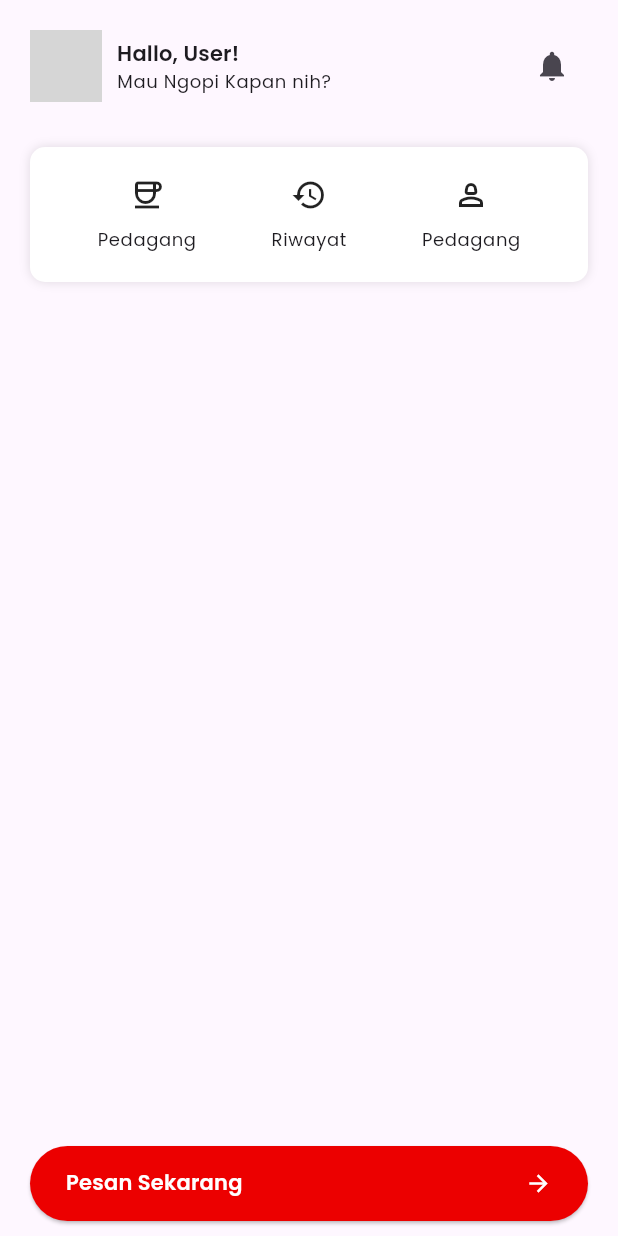
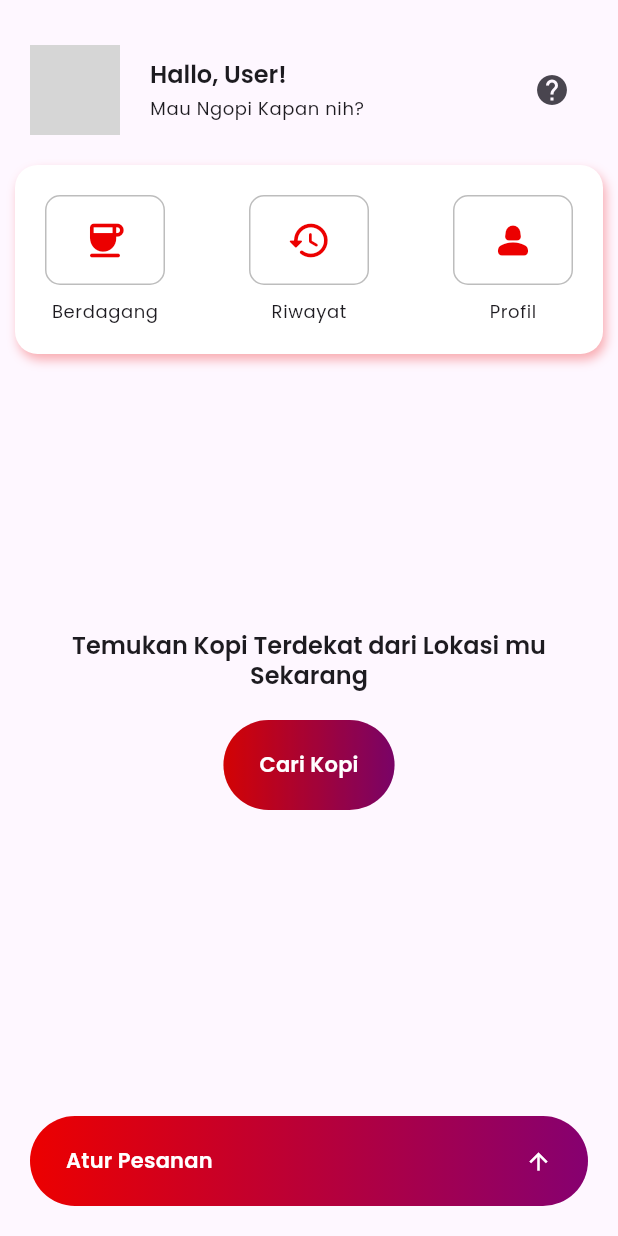
Before and after one commit to ramaaryasuta/coffe_online, a Flutter app: the screen it shows after launch, on a phone screen of 412 x 824 dp. Run offline on Flutter 3.47's test engine with Material 3 defaults, Android fonts, the phone set to English and light mode, and no system bars; our stand-ins replace google_fonts; network calls fail; grey boxes are pictures that could not be loaded.

Commit message:
fixing homescreen

```diff
--- a/lib/screens/home/home_screen.dart
+++ b/lib/screens/home/home_screen.dart
@@ -2,6 +2,7 @@ import 'package:flutter/material.dart';
 
 import 'widgets/button_order.dart';
 import 'widgets/header_user.dart';
+import 'widgets/main_search_coffe.dart';
 import 'widgets/menu_container.dart';
 
 class HomeScreen extends StatelessWidget {
@@ -10,13 +11,15 @@ class HomeScreen extends StatelessWidget {
   @override
   Widget build(BuildContext context) {
     return const Scaffold(
-      body: Column(
-        children: [
-          HeaderUserAccount(),
-          MenuContainer(),
-          Spacer(),
-          OrderButton(),
-        ],
+      body: SafeArea(
+        child: Column(
+          children: [
+            HeaderUserAccount(),
+            MenuContainer(),
+            SearchCoffe(),
+            OrderButton(),
+          ],
+        ),
       ),
     );
   }
--- a/lib/screens/home/widgets/button_order.dart
+++ b/lib/screens/home/widgets/button_order.dart
@@ -2,10 +2,28 @@ import 'package:flutter/material.dart';
 
 import '../../../styles/colors.dart';
 
-class OrderButton extends StatelessWidget {
+class OrderButton extends StatefulWidget {
   const OrderButton({
     super.key,
   });
+
+  @override
+  State<OrderButton> createState() => _OrderButtonState();
+}
+
+class _OrderButtonState extends State<OrderButton> {
+  final formKey = GlobalKey<FormState>();
+  final jumlahController = TextEditingController();
+  final budgetController = TextEditingController();
+  final catatanController = TextEditingController();
+
+  @override
+  void dispose() {
+    jumlahController.dispose();
+    budgetController.dispose();
+    catatanController.dispose();
+    super.dispose();
+  }
 
   @override
   Widget build(BuildContext context) {
@@ -13,31 +31,157 @@ class OrderButton extends StatelessWidget {
       padding: const EdgeInsets.symmetric(vertical: 10, horizontal: 20),
       child: Column(
         children: [
-            SizedBox(
-              height: 50,
-              child: ElevatedButton(
-                  onPressed: () {},
-                  style: ElevatedButton.styleFrom(
-                    backgroundColor: MyColor.primaryColor,
-                  ),
+          MyButton(
+            onPressed: () => orderMenu(context),
             child: Row(
               children: [
                 Text(
-                        'Pesan Sekarang',
-                        style:
-                            Theme.of(context).textTheme.titleMedium?.copyWith(
+                  'Atur Pesanan',
+                  style: Theme.of(context).textTheme.titleMedium?.copyWith(
                         color: Colors.white,
                       ),
                 ),
                 const Spacer(),
                 const Icon(
-                        Icons.arrow_forward_outlined,
+                  Icons.arrow_upward_outlined,
                   color: Colors.white,
                 )
               ],
-                  )),
+            ),
+          ),
+        ],
+      ),
+    );
+  }
+
+  void orderMenu(BuildContext context) {
+    double initialChildSize = 0.5;
+    double minChildSize = 0.25;
+    double maxChildSize = 0.8;
+
+    showModalBottomSheet(
+      context: context,
+      isScrollControlled: true,
+      builder: (context) {
+        return Padding(
+          padding: EdgeInsets.only(
+            bottom: MediaQuery.of(context).viewInsets.bottom,
+          ),
+          child: DraggableScrollableSheet(
+            expand: false,
+            initialChildSize: initialChildSize,
+            minChildSize: minChildSize,
+            maxChildSize: maxChildSize,
+            builder: (context, scrollController) {
+              return SingleChildScrollView(
+                controller: scrollController,
+                child: Container(
+                  padding: const EdgeInsets.all(20),
+                  child: Column(
+                    mainAxisSize: MainAxisSize.min,
+                    crossAxisAlignment: CrossAxisAlignment.start,
+                    children: [
+                      Row(
+                        mainAxisAlignment: MainAxisAlignment.spaceBetween,
+                        children: [
+                          Text(
+                            'Atur Pesananmu',
+                            style: Theme.of(context).textTheme.headlineSmall,
+                          ),
+                          IconButton(
+                            onPressed: () => Navigator.pop(context),
+                            icon: const Icon(Icons.close),
                           )
                         ],
-        ));
+                      ),
+                      const SizedBox(height: 20),
+                      TextField(
+                        controller: jumlahController,
+                        keyboardType: TextInputType.number,
+                        decoration: InputDecoration(
+                          labelText: 'Jumlah Pesanan Kopi',
+                          hintText: 'Masukan Jumlah pesanan',
+                          hintStyle: const TextStyle(
+                            color: Colors.grey,
+                          ),
+                          border: OutlineInputBorder(
+                            borderRadius: BorderRadius.circular(10),
+                          ),
+                        ),
+                      ),
+                      const SizedBox(height: 20),
+                      TextField(
+                        controller: budgetController,
+                        keyboardType: TextInputType.number,
+                        decoration: InputDecoration(
+                          labelText: 'Biaya Maksimal',
+                          prefixText: 'Rp. ',
+                          border: OutlineInputBorder(
+                            borderRadius: BorderRadius.circular(10),
+                          ),
+                        ),
+                      ),
+                      const SizedBox(height: 20),
+                      TextField(
+                        controller: catatanController,
+                        keyboardType: TextInputType.multiline,
+                        maxLines: null,
+                        minLines: 4,
+                        decoration: InputDecoration(
+                          labelText: 'Catatan Pesanan',
+                          border: OutlineInputBorder(
+                            borderRadius: BorderRadius.circular(10),
+                          ),
+                        ),
+                      ),
+                    ],
+                  ),
+                ),
+              );
+            },
+          ),
+        );
+      },
+    );
   }
 }
+
+class MyButton extends StatelessWidget {
+  const MyButton({
+    super.key,
+    this.onPressed,
+    required this.child,
+  });
+
+  final Widget child;
+  final VoidCallback? onPressed;
+
+  @override
+  Widget build(BuildContext context) {
+    return Container(
+      margin: const EdgeInsets.symmetric(vertical: 10),
+      height: 60,
+      decoration: BoxDecoration(
+        gradient: const LinearGradient(
+          begin: Alignment.centerLeft,
+          colors: [
+            MyColor.primaryColor,
+            MyColor.secondaryColor,
+          ],
+        ),
+        borderRadius: BorderRadius.circular(30),
+      ),
+      child: ElevatedButton(
+        onPressed: onPressed,
+        style: ElevatedButton.styleFrom(
+          backgroundColor: Colors.transparent,
+          shadowColor: Colors.transparent,
+          shape: RoundedRectangleBorder(
+            borderRadius: BorderRadius.circular(30),
+          ),
+        ),
+        child: child,
+      ),
+    );
+  }
+}
--- a/lib/screens/home/widgets/header_user.dart
+++ b/lib/screens/home/widgets/header_user.dart
@@ -8,21 +8,22 @@ class HeaderUserAccount extends StatelessWidget {
   @override
   Widget build(BuildContext context) {
     return Container(
-      margin: const EdgeInsets.symmetric(vertical: 10),
+      margin: const EdgeInsets.only(top: 20),
       padding: const EdgeInsets.symmetric(vertical: 10, horizontal: 20),
       child: Row(
         children: [
           const CircleAvatar(
-            radius: 24,
+            radius: 30,
             backgroundImage: NetworkImage(
                 'https://cdn.pixabay.com/photo/2015/04/23/22/00/tree-736885__480.jpg'),
           ),
-          const SizedBox(width: 10),
+          const SizedBox(width: 20),
           Column(
             crossAxisAlignment: CrossAxisAlignment.start,
             children: [
               Text('Hallo, User!',
-                  style: Theme.of(context).textTheme.titleMedium),
+                  style: Theme.of(context).textTheme.titleLarge),
+              const SizedBox(height: 5),
               Text('Mau Ngopi Kapan nih?',
                   style: Theme.of(context).textTheme.bodySmall),
             ],
@@ -30,7 +31,7 @@ class HeaderUserAccount extends StatelessWidget {
           const Spacer(),
           IconButton(
             onPressed: () {},
-            icon: const Icon(Icons.notifications),
+            icon: const Icon(Icons.help),
           ),
         ],
       ),
--- /dev/null
+++ b/lib/screens/home/widgets/main_search_coffe.dart
@@ -0,0 +1,36 @@
+import 'package:flutter/material.dart';
+
+import 'button_order.dart';
+
+class SearchCoffe extends StatelessWidget {
+  const SearchCoffe({
+    super.key,
+  });
+
+  @override
+  Widget build(BuildContext context) {
+    return Expanded(
+      child: Container(
+        padding: const EdgeInsets.symmetric(horizontal: 20),
+        child: Column(
+          mainAxisAlignment: MainAxisAlignment.center,
+          children: [
+            Text(
+              'Temukan Kopi Terdekat dari Lokasi mu Sekarang',
+              textAlign: TextAlign.center,
+              style: Theme.of(context).textTheme.titleLarge!.copyWith(),
+            ),
+            const SizedBox(height: 10),
+            MyButton(
+              child: Text('Cari Kopi',
+                  style: Theme.of(context)
+                      .textTheme
+                      .titleMedium!
+                      .copyWith(color: Colors.white)),
+            ),
+          ],
+        ),
+      ),
+    );
+  }
+}
--- a/lib/screens/home/widgets/menu_container.dart
+++ b/lib/screens/home/widgets/menu_container.dart
@@ -1,3 +1,4 @@
+import 'package:coffeonline/styles/colors.dart';
 import 'package:flutter/material.dart';
 
 class MenuContainer extends StatelessWidget {
@@ -8,29 +9,38 @@ class MenuContainer extends StatelessWidget {
   @override
   Widget build(BuildContext context) {
     return Container(
-      margin: const EdgeInsets.symmetric(vertical: 10, horizontal: 20),
+      margin: const EdgeInsets.symmetric(vertical: 10, horizontal: 10),
       padding: const EdgeInsets.symmetric(vertical: 20, horizontal: 20),
+      width: double.infinity,
       decoration: BoxDecoration(
         color: Colors.white,
-        borderRadius: BorderRadius.circular(10),
-        boxShadow: const [BoxShadow(color: Colors.black12, blurRadius: 5)],
+        borderRadius: BorderRadius.circular(15),
+        boxShadow: [
+          BoxShadow(
+            color: MyColor.primaryColor.withOpacity(0.3),
+            offset: const Offset(2, 4),
+            blurRadius: 5,
+          ),
+        ],
       ),
-      child: Row(
-        mainAxisAlignment: MainAxisAlignment.spaceAround,
+      child: Wrap(
+        spacing: 10,
+        runSpacing: 10,
+        alignment: WrapAlignment.spaceBetween,
         children: [
           MenuButton(
-            icon: Icons.coffee_outlined,
-            title: 'Pedagang',
+            icon: Icons.coffee_rounded,
+            title: 'Berdagang',
             onTap: () {},
           ),
           MenuButton(
-            icon: Icons.history,
+            icon: Icons.history_rounded,
             title: 'Riwayat',
             onTap: () {},
           ),
           MenuButton(
-            icon: Icons.person_2_outlined,
-            title: 'Pedagang',
+            icon: Icons.person_2_rounded,
+            title: 'Profil',
             onTap: () {},
           ),
         ],
@@ -53,15 +63,29 @@ class MenuButton extends StatelessWidget {
 
   @override
   Widget build(BuildContext context) {
-    return InkWell(
-      onTap: onTap,
-      child: Column(
-        children: [
-          Icon(icon),
-          const SizedBox(height: 10),
-          Text(title, style: Theme.of(context).textTheme.bodySmall),
-        ],
-      ),
+    return Column(
+      children: [
+        Container(
+          height: 60,
+          decoration: BoxDecoration(
+              borderRadius: BorderRadius.circular(10),
+              border: Border.all(color: Colors.black26)),
+          child: ElevatedButton(
+            onPressed: onTap,
+            style: ElevatedButton.styleFrom(
+                backgroundColor: Colors.transparent,
+                shadowColor: Colors.transparent,
+                shape: const BeveledRectangleBorder()),
+            child: Icon(
+              icon,
+              color: MyColor.primaryColor,
+              size: 30,
+            ),
+          ),
+        ),
+        const SizedBox(height: 10),
+        Text(title, style: Theme.of(context).textTheme.bodySmall),
+      ],
     );
   }
 }
```
Also changed, not shown: flutter_01.png (added), lib/utils/validator.dart (added). Lines whose indentation alone changed are shown as unchanged.
